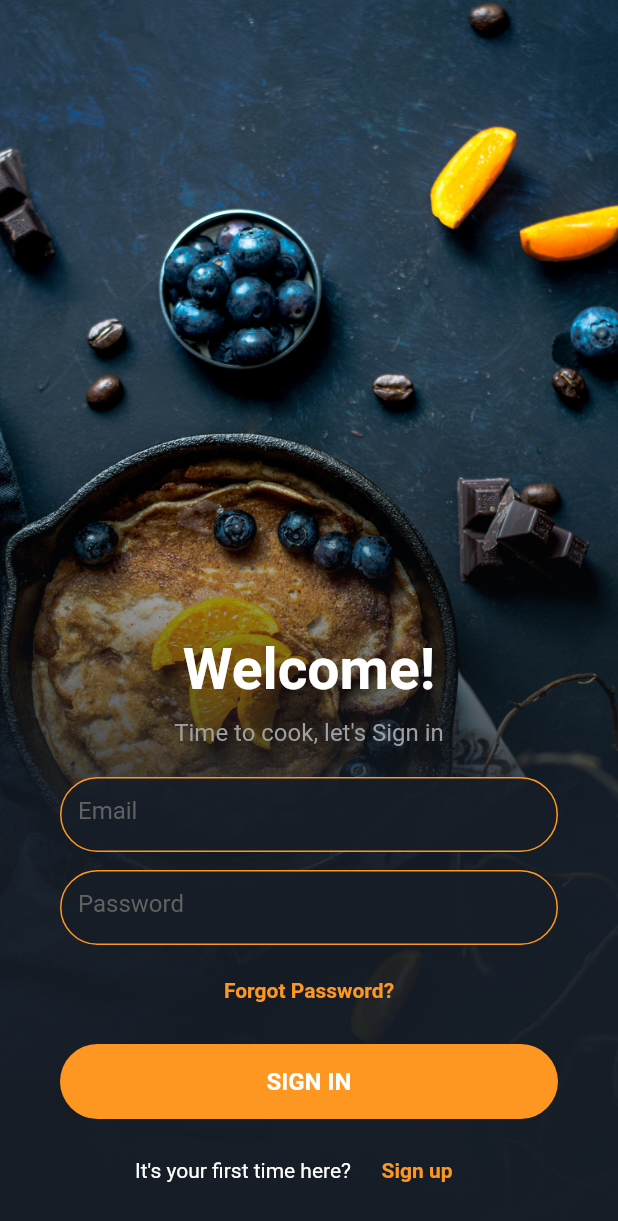
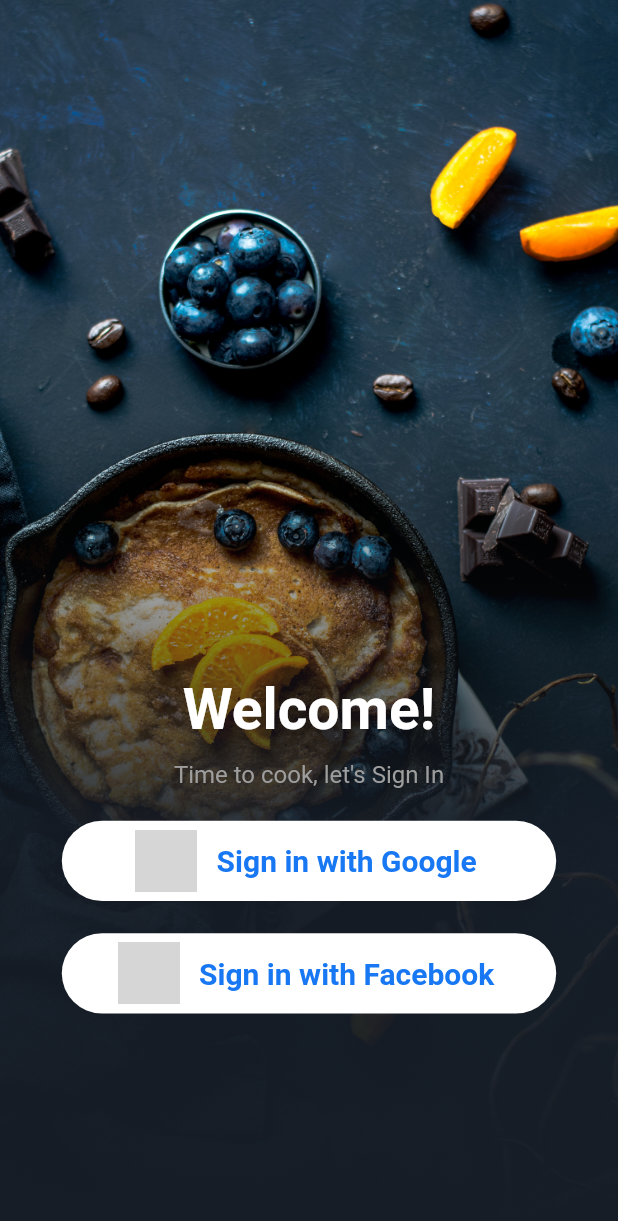
Before and after one commit to Akshaykale84/RecipeApp, a Flutter app: the screen it shows after launch, on a phone screen of 412 x 824 dp. Shown: the top 1221 px of the screen. Run offline on Flutter 3.47's test engine with Material 2 defaults, Android fonts, the phone set to English and light mode, and no system bars; our stand-ins replace carousel_slider, google_nav_bar; network calls fail; grey boxes are pictures that could not be loaded.

Commit message:
login screen updated

```diff
--- /dev/null
+++ b/lib/main_export.dart
@@ -0,0 +1,5 @@
+export 'package:RecipeApp/screens/categorypage/category_page.dart';
+export 'package:RecipeApp/screens/homepage/home_page.dart';
+export 'package:RecipeApp/screens/profilepage/profile_page.dart';
+export 'package:RecipeApp/screens/searchpage/search_page.dart';
+export 'package:google_nav_bar/google_nav_bar.dart';
--- a/lib/main_page.dart
+++ b/lib/main_page.dart
@@ -1,8 +1,4 @@
-import 'package:RecipeApp/screens/categorypage/category_page.dart';
-import 'package:RecipeApp/screens/homepage/home_page.dart';
-import 'package:RecipeApp/screens/profilepage/profile_page.dart';
-import 'package:RecipeApp/screens/searchpage/search_page.dart';
-import 'package:google_nav_bar/google_nav_bar.dart';
+import 'package:RecipeApp/main_export.dart';
 import 'package:flutter/material.dart';
 
 class MainPage extends StatefulWidget {
--- a/lib/screens/loginpage/components/forget_pass.dart
+++ /dev/null
@@ -1,33 +0,0 @@
-import 'package:RecipeApp/screens/loginpage/login_page.dart';
-import 'package:flutter/material.dart';
-
-class ForgetPass extends StatelessWidget {
-  const ForgetPass({
-    Key key,
-    @required  this.pageType,
-  }) :  super(key: key);
-
-  final PageType pageType;
-
-  @override
-  Widget build(BuildContext context) {
-    if (pageType == PageType.login) {
-      return FlatButton(
-        child: Text(
-          "Forgot Password?",
-          style: TextStyle(
-              color: Color(0xfffe9721),
-              fontSize: 14,
-              fontWeight: FontWeight.bold),
-        ),
-        onPressed: () {
-          print("Forget Password");
-        },
-      );
-    } else {
-      return SizedBox(
-        height: 4,
-      );
-    }
-  }
-}
--- a/lib/screens/loginpage/components/text_fields.dart
+++ /dev/null
@@ -1,193 +0,0 @@
-import 'package:RecipeApp/screens/loginpage/login_page.dart';
-import 'package:flutter/material.dart';
-
-class TextFields extends StatelessWidget {
-  const TextFields({
-    Key key,
-    @required this.pageType,
-    this.demo,
-  }) : //_pageType = pageType,
-        super(key: key);
-
-  final PageType pageType;
-  final String demo;
-
-  @override
-  Widget build(BuildContext context) {
-    if (pageType == PageType.login) {
-      return buildLoginTextFields();
-    } else {
-      return buildRegisterTextFields();
-    }
-  }
-
-  Column buildLoginTextFields() {
-    return Column(
-      children: <Widget>[
-        Container(
-          height: 50,
-          margin: EdgeInsets.only(left: 40, right: 40),
-          child: TextField(
-            style: TextStyle(
-              fontSize: 16,
-              color: Colors.white,
-            ),
-            onChanged: (value) => print(value),
-            decoration: InputDecoration(
-              hintText: "Email",
-              hintStyle: TextStyle(color: Colors.grey.shade700),
-              filled: true,
-              fillColor: Color(0xff161d27).withOpacity(0.9),
-              enabledBorder: OutlineInputBorder(
-                borderRadius: BorderRadius.circular(30),
-                borderSide: BorderSide(
-                  color: Color(0xfffe9721),
-                ),
-              ),
-              focusedBorder: OutlineInputBorder(
-                borderRadius: BorderRadius.circular(30),
-                borderSide: BorderSide(
-                  color: Color(0xfffe9721),
-                ),
-              ),
-            ),
-          ),
-        ),
-        SizedBox(
-          height: 12,
-        ),
-        Container(
-          height: 50,
-          margin: EdgeInsets.only(left: 40, right: 40),
-          child: TextField(
-            obscureText: true,
-            onChanged: (value) => print(value),
-            style: TextStyle(
-              fontSize: 16,
-              color: Colors.white,
-            ),
-            decoration: InputDecoration(
-              hintText: "Password",
-              hintStyle: TextStyle(color: Colors.grey.shade700),
-              filled: true,
-              fillColor: Color(0xff161d27).withOpacity(0.9),
-              enabledBorder: OutlineInputBorder(
-                borderRadius: BorderRadius.circular(30),
-                borderSide: BorderSide(
-                  color: Color(0xfffe9721),
-                ),
-              ),
-              focusedBorder: OutlineInputBorder(
-                borderRadius: BorderRadius.circular(30),
-                borderSide: BorderSide(
-                  color: Color(0xfffe9721),
-                ),
-              ),
-            ),
-          ),
-        ),
-      ],
-    );
-  }
-
-  Column buildRegisterTextFields() {
-    return Column(
-      children: <Widget>[
-        Container(
-          height: 50,
-          margin: EdgeInsets.only(left: 40, right: 40),
-          child: TextField(
-            style: TextStyle(
-              fontSize: 16,
-              color: Colors.white,
-            ),
-            onChanged: (value) => print(value),
-            decoration: InputDecoration(
-              hintText: "Username",
-              hintStyle: TextStyle(color: Colors.grey.shade700),
-              filled: true,
-              fillColor: Color(0xff161d27).withOpacity(0.9),
-              enabledBorder: OutlineInputBorder(
-                borderRadius: BorderRadius.circular(30),
-                borderSide: BorderSide(
-                  color: Color(0xfffe9721),
-                ),
-              ),
-              focusedBorder: OutlineInputBorder(
-                borderRadius: BorderRadius.circular(30),
-                borderSide: BorderSide(
-                  color: Color(0xfffe9721),
-                ),
-              ),
-            ),
-          ),
-        ),
-        SizedBox(
-          height: 12,
-        ),
-        Container(
-          height: 50,
-          margin: EdgeInsets.only(left: 40, right: 40),
-          child: TextField(
-            style: TextStyle(
-              fontSize: 16,
-              color: Colors.white,
-            ),
-            onChanged: (value) => print(value),
-            decoration: InputDecoration(
-              hintText: "Email",
-              hintStyle: TextStyle(color: Colors.grey.shade700),
-              filled: true,
-              fillColor: Color(0xff161d27).withOpacity(0.9),
-              enabledBorder: OutlineInputBorder(
-                borderRadius: BorderRadius.circular(30),
-                borderSide: BorderSide(
-                  color: Color(0xfffe9721),
-                ),
-              ),
-              focusedBorder: OutlineInputBorder(
-                borderRadius: BorderRadius.circular(30),
-                borderSide: BorderSide(
-                  color: Color(0xfffe9721),
-                ),
-              ),
-            ),
-          ),
-        ),
-        SizedBox(
-          height: 12,
-        ),
-        Container(
-          height: 50,
-          margin: EdgeInsets.only(left: 40, right: 40),
-          child: TextField(
-            obscureText: true,
-            onChanged: (value) => print(value),
-            style: TextStyle(
-              fontSize: 16,
-              color: Colors.white,
-            ),
-            decoration: InputDecoration(
-              hintText: "Password",
-              hintStyle: TextStyle(color: Colors.grey.shade700),
-              filled: true,
-              fillColor: Color(0xff161d27).withOpacity(0.9),
-              enabledBorder: OutlineInputBorder(
-                borderRadius: BorderRadius.circular(30),
-                borderSide: BorderSide(
-                  color: Color(0xfffe9721),
-                ),
-              ),
-              focusedBorder: OutlineInputBorder(
-                borderRadius: BorderRadius.circular(30),
-                borderSide: BorderSide(
-                  color: Color(0xfffe9721),
-                ),
-              ),
-            ),
-          ),
-        ),
-      ],
-    );
-  }
-}
--- a/lib/screens/loginpage/login_export.dart
+++ b/lib/screens/loginpage/login_export.dart
@@ -1,4 +1,2 @@
 export 'package:RecipeApp/main_page.dart';
 export 'package:flutter/cupertino.dart';
-export 'package:RecipeApp/screens/loginpage/components/forget_pass.dart';
-export 'package:RecipeApp/screens/loginpage/components/text_fields.dart';
--- a/lib/screens/loginpage/login_page.dart
+++ b/lib/screens/loginpage/login_page.dart
@@ -12,20 +12,6 @@ class _LoginPageState extends State<LoginPage> {
   var email;
 
   var pass;
-
-  PageType _pageType = PageType.login;
-
-  void switchToRegister() {
-    setState(() {
-      _pageType = PageType.register;
-    });
-  }
-
-  void switchToLogin() {
-    setState(() {
-      _pageType = PageType.login;
-    });
-  }
 
   void login() {
     print("login function");
@@ -76,121 +62,90 @@ class _LoginPageState extends State<LoginPage> {
                       fontWeight: FontWeight.bold),
                 ),
                 SizedBox(
-                    height: 10,
+                  height: MediaQuery.of(context).size.height * 0.013,
                 ),
-                  buildDescText(),
-                  SizedBox(
-                    height: 20,
-                  ),
-                  TextFields(pageType: _pageType),
-                  SizedBox(
-                    height: 6,
-                  ),
-                  ForgetPass(pageType: _pageType),
-                  SizedBox(
-                    height: 12,
-                  ),
-                  Container(
-                    height: 50,
-                    width: double.infinity,
-                    margin: EdgeInsets.only(left: 40, right: 40),
-                    child: buildSubmitButton(),
+                Text(
+                  "Time to cook, let's Sign In",
+                  style: TextStyle(color: Colors.grey.shade500, fontSize: 16),
                 ),
                 SizedBox(
-                    height: 10,
+                  height: MediaQuery.of(context).size.height * 0.026,
                 ),
-                  Row(
-                    mainAxisAlignment: MainAxisAlignment.center,
-                    children: <Widget>[
-                      buildSwitchText(),
                 SizedBox(
-                        width: 0,
+                  height: MediaQuery.of(context).size.height * 0.065,
+                  width: MediaQuery.of(context).size.width * 0.80,
+                  child: FlatButton.icon(
+                    color: Colors.white,
+                    onPressed: login,
+                    icon: Container(
+                      margin: EdgeInsets.only(
+                        right: 5,
                       ),
-                      buildSwitchButton(),
+                      height: MediaQuery.of(context).size.height * 0.05,
+                      width: MediaQuery.of(context).size.height * 0.05,
+                      decoration: BoxDecoration(
+                        shape: BoxShape.circle,
+                        image: DecorationImage(
+                            image: NetworkImage(
+                                "https://upload.wikimedia.org/wikipedia/commons/thumb/5/53/Google_%22G%22_Logo.svg/512px-Google_%22G%22_Logo.svg.png"),
+                            fit: BoxFit.fill),
+                      ),
+                    ),
+                    label: Text(
+                      "Sign in with Google",
+                      style: TextStyle(
+                        color: Color(0xff1877F2),
+                        fontSize: 20,
+                        fontWeight: FontWeight.bold,
+                      ),
+                    ),
+                    shape: RoundedRectangleBorder(
+                      borderRadius: BorderRadius.circular(30),
+                    ),
+                  ),
+                ),
+                SizedBox(
+                  height: MediaQuery.of(context).size.height * 0.026,
+                ),
+                SizedBox(
+                  height: MediaQuery.of(context).size.height * 0.065,
+                  width: MediaQuery.of(context).size.width * 0.80,
+                  child: FlatButton.icon(
+                    color: Colors.white,
+                    onPressed: login,
+                    icon: Container(
+                      margin: EdgeInsets.only(right: 5),
+                      height: MediaQuery.of(context).size.height * 0.05,
+                      width: MediaQuery.of(context).size.height * 0.05,
+                      decoration: BoxDecoration(
+                        shape: BoxShape.circle,
+                        image: DecorationImage(
+                            image: NetworkImage(
+                                "https://facebookbrand.com/wp-content/uploads/2019/04/f_logo_RGB-Hex-Blue_512.png?w=512&h=512"),
+                            fit: BoxFit.fill),
+                      ),
+                    ),
+                    label: Text(
+                      "Sign in with Facebook",
+                      style: TextStyle(
+                        color: Color(0xff1877F2),
+                        fontSize: 20,
+                        fontWeight: FontWeight.bold,
+                      ),
+                    ),
+                    shape: RoundedRectangleBorder(
+                      borderRadius: BorderRadius.circular(30),
+                    ),
+                  ),
+                ),
+                SizedBox(
+                  height: MediaQuery.of(context).size.height * 0.18,
+                ),
               ],
             ),
-                  SizedBox(
-                    height: 20,
-                  ),
-                ]),
           ),
         ],
       ),
     );
   }
-
-  Text buildDescText() {
-    String data;
-    if (_pageType == PageType.login) {
-      data = "Sign in";
-    } else {
-      data = "Sign up";
 }
-    return Text(
-      "Time to cook, let's $data",
-      style: TextStyle(color: Colors.grey.shade500, fontSize: 16),
-    );
-  }
-
-  Text buildSwitchText() {
-    String data;
-    if (_pageType == PageType.login) {
-      data = "It's your first time here?";
-    } else {
-      data = "Already have an account?";
-    }
-    return Text(
-      "$data",
-      style: TextStyle(color: Colors.white),
-    );
-  }
-
-  FlatButton buildSwitchButton() {
-    String data;
-    if (_pageType == PageType.login) {
-      data = "Sign up";
-    } else {
-      data = "Sing in";
-    }
-    return FlatButton(
-      child: Text(
-        "$data",
-        style: TextStyle(color: Color(0xfffe9721), fontWeight: FontWeight.bold),
-      ),
-      onPressed: () {
-        if (_pageType == PageType.login) {
-          switchToRegister();
-        } else {
-          switchToLogin();
-        }
-      },
-    );
-  }
-
-  FlatButton buildSubmitButton() {
-    String data;
-    if (_pageType == PageType.login) {
-      data = "SIGN IN";
-    } else {
-      data = "SIGN UP";
-    }
-    return FlatButton(
-      onPressed: () {
-        if (_pageType == PageType.login) {
-          login();
-        } else {
-          register();
-        }
-      },
-      color: Color(0xfffe9721),
-      shape: RoundedRectangleBorder(
-        borderRadius: BorderRadius.circular(30),
-      ),
-      child: Text(
-        "$data",
-        style: TextStyle(
-            color: Colors.white, fontWeight: FontWeight.bold, fontSize: 16),
-      ),
-    );
-  }
-}
```
Also changed, not shown: lib/screens/categorypage/category_page.dart (+81 -13 lines), lib/screens/categorypage/components/category_list_page.dart (added, +53 -0 lines), lib/screens/recipepage/recipe_page.dart (added, +22 -0 lines), lib/screens/searchpage/search_page.dart (+3 -11 lines). Lines whose indentation alone changed are shown as unchanged.
